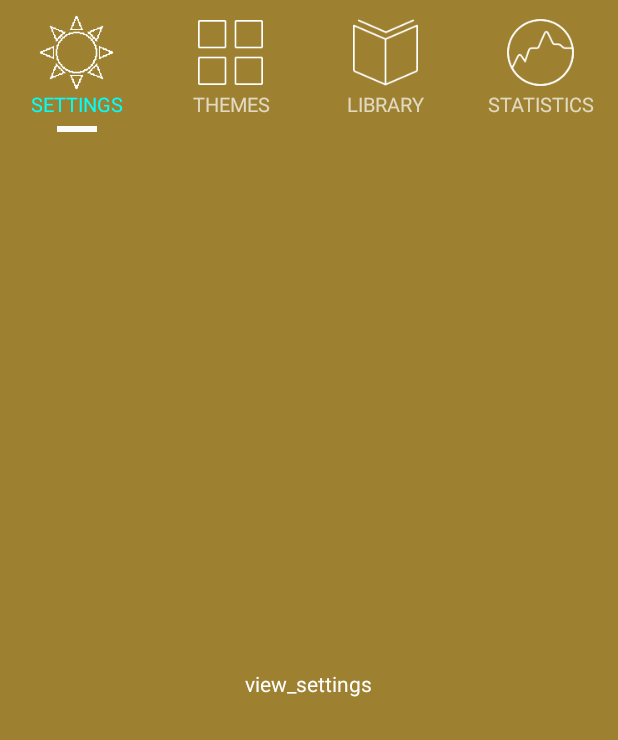
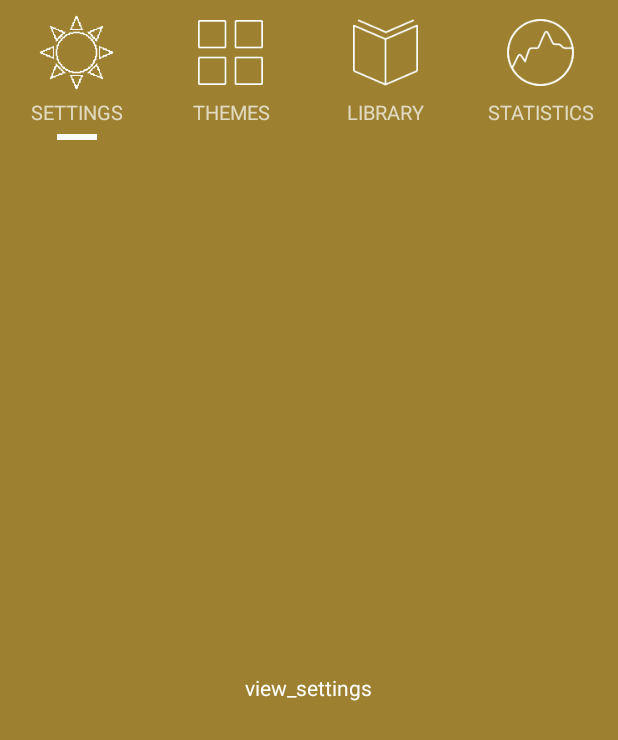
Before and after one commit to bbDseven/ReciteWords, an Android app: the screen it shows after launch (MainActivity), on a phone screen of 412 x 824 dp. Shown: the top 740 px of the screen. Run offline under Robolectric (Android 15) with nearby library versions, the phone set to English and light mode, and no system bars; our stand-ins replace CircleImageView; libraries missing offline, so code that uses them is left out: com.sothree.slidinguppanel; plain views replace SlidingUpPanelLayout; 3 statements that could not run were skipped.

Commit message:
首页UI整合修改部分BUG

```diff
--- a/app/src/main/java/recitewords/apj/com/recitewords/activity/MainActivity.java
+++ b/app/src/main/java/recitewords/apj/com/recitewords/activity/MainActivity.java
@@ -93,18 +93,23 @@ public class MainActivity extends BaseActivity implements PanelSlideListener, Vi
     //状态改变
     @Override
     public void onPanelStateChanged(View panel, SlidingUpPanelLayout.PanelState previousState, SlidingUpPanelLayout.PanelState newState) {
-
+            Log.e("haha","mainActivity状态"+newState);
+        //状态由EXPANDED变成COLLAPSED，设置字体颜色为白色
+        if (newState== SlidingUpPanelLayout.PanelState.COLLAPSED){
+            FragmentManager fragmentManager = getFragmentManager();
+            SlidingFragment fragment = (SlidingFragment) fragmentManager.
+                    findFragmentByTag(FRAGMENT_SLIDING);
+            fragment.setTextWhite();
+        }
     }
 
     //setOnTouchListener监听触摸事件的回调方法
     @Override
     public boolean onTouch(View v, MotionEvent event) {
-
         int action = event.getAction();
         switch (action) {
             case MotionEvent.ACTION_DOWN:
                 mDownY = event.getY();
-                Log.e(TAG, "点击了主页面");
                 break;
             case MotionEvent.ACTION_MOVE:
                 mMoveY = event.getY();
@@ -136,8 +141,10 @@ public class MainActivity extends BaseActivity implements PanelSlideListener, Vi
 
                 break;
             case MotionEvent.ACTION_UP:
-                if (height < NavigateHeight / 2 - 10 && height > 0) {
+               // Log.e(TAG,"height: "+height);
+                if (height < (NavigateHeight / 2 - 10) && height > 0) {
                     holder.mLayout.scrollTo(0, 0);
+                    //mScroller.startScroll(0,0,0,160,1000);
                     height = 0;
                     show_state = false;   //改变显示状态
                 } else if (height < NavigateHeight && height > 0) {
@@ -185,5 +192,12 @@ public class MainActivity extends BaseActivity implements PanelSlideListener, Vi
         height=NavigateHeight;
     }
 
+    /**
+     * 设置导航菜单栏高度
+     */
+    public void setNavigateHeight(int height){
+        NavigateHeight=height;
+    }
+
 
 }
--- a/app/src/main/java/recitewords/apj/com/recitewords/fragment/SlidingFragment.java
+++ b/app/src/main/java/recitewords/apj/com/recitewords/fragment/SlidingFragment.java
@@ -9,9 +9,11 @@ import android.util.DisplayMetrics;
 import android.util.Log;
 import android.view.LayoutInflater;
 import android.view.View;
+import android.view.ViewTreeObserver;
 import android.view.animation.Animation;
 import android.view.animation.TranslateAnimation;
 import android.widget.ImageView;
+import android.widget.LinearLayout;
 import android.widget.TextView;
 
 import com.sothree.slidinguppanel.SlidingUpPanelLayout;
@@ -30,12 +32,16 @@ import recitewords.apj.com.recitewords.adapter.MyViewPagerAdapter;
  */
 public class SlidingFragment extends BaseFragment {
 
-    private class ViewHolder {
+    private class holder {
         private ViewPager menu_viewPager;//用于显示4个子菜单界面的ViewPager
         private View view_settings, view_themes, view_library, view_statistics; //4个ViewPager里面的View
         private ImageView img_set, img_the, img_lib, img_sta, cursor; //4张图片，和一张显示游标的图片
         private TextView text_set, text_the, text_lib, text_sta;// 4个TextView菜单的名称
+        private LinearLayout ll_setting, ll_theme, ll_library, ll_statistics;  //菜单导航栏
+        private LinearLayout ll_top;  //导航栏父控件
     }
+
+    private static final String TAG = "SlidingFragment";
 
     public Context mContext;
     private int offset = 0;// 动画图片偏移量
@@ -44,11 +50,11 @@ public class SlidingFragment extends BaseFragment {
 
     private MainActivity mainActivity;
     private List<View> viewList;//用于存放4个View的集合
-    private ViewHolder viewHolder;
-    private OnMyClickListerner mOnMyClickListerner;
+    private holder holder;
     private SlidingUpPanelLayout.PanelState panelState;  //滑动页面状态
     private int clickSlidinMenugSum = 1;  //一个菜单的点击次数
     private int oldClickIndex = -1;  //上一次点击的菜单位置
+    private int NavigateHeight = 0;  //导航栏高度
 
 
     public SlidingFragment(Context context) {
@@ -57,20 +63,44 @@ public class SlidingFragment extends BaseFragment {
 
     @Override
     public View initView() {
-        View view = LayoutInflater.from(mContext).inflate(R.layout.fragment_sliding, null);
-        viewHolder = new ViewHolder();
+        final View view = LayoutInflater.from(mContext).inflate(R.layout.fragment_sliding, null);
+        holder = new holder();
         mainActivity = (MainActivity) mActivity;
 
-        viewHolder.menu_viewPager = findViewByIds(view, R.id.menu_viewpager);
-        viewHolder.img_set = findViewByIds(view, R.id.img_set);
-        viewHolder.img_the = findViewByIds(view, R.id.img_the);
-        viewHolder.img_lib = findViewByIds(view, R.id.img_lib);
-        viewHolder.img_sta = findViewByIds(view, R.id.img_sta);
-        viewHolder.text_set = findViewByIds(view, R.id.text_set);
-        viewHolder.text_the = findViewByIds(view, R.id.text_the);
-        viewHolder.text_lib = findViewByIds(view, R.id.text_lib);
-        viewHolder.text_sta = findViewByIds(view, R.id.text_sta);
-        viewHolder.cursor = findViewByIds(view, R.id.cursor);
+        holder.menu_viewPager = findViewByIds(view, R.id.menu_viewpager);
+        holder.img_set = findViewByIds(view, R.id.img_set);
+        holder.img_the = findViewByIds(view, R.id.img_the);
+        holder.img_lib = findViewByIds(view, R.id.img_lib);
+        holder.img_sta = findViewByIds(view, R.id.img_sta);
+        holder.text_set = findViewByIds(view, R.id.text_set);
+        holder.text_the = findViewByIds(view, R.id.text_the);
+        holder.text_lib = findViewByIds(view, R.id.text_lib);
+        holder.text_sta = findViewByIds(view, R.id.text_sta);
+        holder.cursor = findViewByIds(view, R.id.cursor);
+        holder.ll_setting = findViewByIds(view, R.id.ll_setting);
+        holder.ll_theme = findViewByIds(view, R.id.ll_theme);
+        holder.ll_library = findViewByIds(view, R.id.ll_library);
+        holder.ll_statistics = findViewByIds(view, R.id.ll_statistics);
+
+
+        view.getViewTreeObserver().addOnGlobalLayoutListener(new ViewTreeObserver.OnGlobalLayoutListener() {
+
+            @Override
+            public void onGlobalLayout() {
+                view.postDelayed(new Runnable() {
+
+                    @Override
+                    public void run() {
+                        holder.ll_top = findViewByIds(view, R.id.ll_top);
+                        NavigateHeight = holder.ll_top.getHeight();
+//                        Log.e(TAG, "大小：" + NavigateHeight);
+                        mainActivity.setNavigateHeight(NavigateHeight);
+                    }
+                }, 300);
+                view.getViewTreeObserver()
+                        .removeOnGlobalLayoutListener(this);  //移除监听
+            }
+        });
 
         InitImageView();
         InitViewPager();
@@ -89,7 +119,7 @@ public class SlidingFragment extends BaseFragment {
         offset = (screenW / 4 - bmpW) / 2;// 计算偏移量
         Matrix matrix = new Matrix();
         matrix.postTranslate(offset, 0);
-        viewHolder.cursor.setImageMatrix(matrix);// 设置动画初始位置
+        holder.cursor.setImageMatrix(matrix);// 设置动画初始位置
     }
 
     /**
@@ -98,33 +128,38 @@ public class SlidingFragment extends BaseFragment {
     private void InitViewPager() {
         viewList = new ArrayList<View>();
         LayoutInflater inflater = mActivity.getLayoutInflater();
-        viewHolder.view_settings = inflater.inflate(R.layout.viewpager_settings, null);
-        viewHolder.view_themes = inflater.inflate(R.layout.viewpager_themes, null);
-        viewHolder.view_library = inflater.inflate(R.layout.viewpager_library, null);
-        viewHolder.view_statistics = inflater.inflate(R.layout.viewpager_statistics, null);
+        holder.view_settings = inflater.inflate(R.layout.viewpager_settings, null);
+        holder.view_themes = inflater.inflate(R.layout.viewpager_themes, null);
+        holder.view_library = inflater.inflate(R.layout.viewpager_library, null);
+        holder.view_statistics = inflater.inflate(R.layout.viewpager_statistics, null);
         //把4个View都放在集合里
-        viewList.add(viewHolder.view_settings);
-        viewList.add(viewHolder.view_themes);
-        viewList.add(viewHolder.view_library);
-        viewList.add(viewHolder.view_statistics);
+        viewList.add(holder.view_settings);
+        viewList.add(holder.view_themes);
+        viewList.add(holder.view_library);
+        viewList.add(holder.view_statistics);
         MyViewPagerAdapter myViewPager = new MyViewPagerAdapter(mActivity, viewList);
-        viewHolder.menu_viewPager.setAdapter(myViewPager);
-        viewHolder.menu_viewPager.setCurrentItem(0);
-        viewHolder.text_set.setTextColor(Color.CYAN);
-        viewHolder.menu_viewPager.addOnPageChangeListener(new MyOnPageChangeListener());
+        holder.menu_viewPager.setAdapter(myViewPager);
+        holder.menu_viewPager.setCurrentItem(0);
+        //holder.text_set.setTextColor(Color.CYAN);
+        holder.menu_viewPager.addOnPageChangeListener(new MyOnPageChangeListener());
     }
 
     @Override
     public void initEvent() {
-        viewHolder.img_set.setOnClickListener(new MyOnClickListener(0));
-        viewHolder.img_the.setOnClickListener(new MyOnClickListener(1));
-        viewHolder.img_lib.setOnClickListener(new MyOnClickListener(2));
-        viewHolder.img_sta.setOnClickListener(new MyOnClickListener(3));
+//        holder.img_set.setOnClickListener(new MyOnClickListener(0));
+//        holder.img_the.setOnClickListener(new MyOnClickListener(1));
+//        holder.img_lib.setOnClickListener(new MyOnClickListener(2));
+//        holder.img_sta.setOnClickListener(new MyOnClickListener(3));
+//
+//        holder.text_set.setOnClickListener(new MyOnClickListener(0));
+//        holder.text_the.setOnClickListener(new MyOnClickListener(1));
+//        holder.text_lib.setOnClickListener(new MyOnClickListener(2));
+//        holder.text_sta.setOnClickListener(new MyOnClickListener(3));
 
-        viewHolder.text_set.setOnClickListener(new MyOnClickListener(0));
-        viewHolder.text_the.setOnClickListener(new MyOnClickListener(1));
-        viewHolder.text_lib.setOnClickListener(new MyOnClickListener(2));
-        viewHolder.text_sta.setOnClickListener(new MyOnClickListener(3));
+        holder.ll_setting.setOnClickListener(new MyOnClickListener(0));
+        holder.ll_theme.setOnClickListener(new MyOnClickListener(1));
+        holder.ll_library.setOnClickListener(new MyOnClickListener(2));
+        holder.ll_statistics.setOnClickListener(new MyOnClickListener(3));
     }
 
     /**
@@ -139,26 +174,36 @@ public class SlidingFragment extends BaseFragment {
 
         @Override
         public void onClick(View v) {
-            //监听点击导航菜单
-            // mOnMyClickListerner.onclick(index);
-
             panelState = mainActivity.holder.mLayout.getPanelState();
-            Log.e("ha", "点击了第：" + index + "   状态为：" + panelState);
-            int currentItem = viewHolder.menu_viewPager.getVisibility();
-            Log.e("ha", "currentItem：" + currentItem);
-            if (panelState == SlidingUpPanelLayout.PanelState.COLLAPSED) {
+            if (panelState == SlidingUpPanelLayout.PanelState.COLLAPSED ||
+                    panelState == SlidingUpPanelLayout.PanelState.ANCHORED) {
                 mainActivity.holder.mLayout.setPanelState(SlidingUpPanelLayout.PanelState.EXPANDED);
+                //当用户点击返回首页后，再次点击导航栏，进入滑动菜单页面，
+                // 返回时和再次进去同一个页面就需要设置字体颜色
+                switch (v.getId()) {
+                    case R.id.ll_setting:
+                        holder.text_set.setTextColor(Color.CYAN);
+                        break;
+                    case R.id.ll_theme:
+                        holder.text_the.setTextColor(Color.CYAN);
+                        break;
+                    case R.id.ll_library:
+                        holder.text_lib.setTextColor(Color.CYAN);
+                        break;
+                    case R.id.ll_statistics:
+                        holder.text_sta.setTextColor(Color.CYAN);
+                        break;
+                }
             } else if (panelState == SlidingUpPanelLayout.PanelState.EXPANDED) {
                 if (oldClickIndex == index) {
-//                    clickSlidinMenugSum++;
-//                    if(clickSlidinMenugSum==2){
                     mainActivity.holder.mLayout.setPanelState(SlidingUpPanelLayout.PanelState.COLLAPSED);
                     oldClickIndex = -1;
-//                    }
+                    clickSlidinMenugSum = 1;
                 }
             }
-            viewHolder.menu_viewPager.setCurrentItem(index);
+            holder.menu_viewPager.setCurrentItem(index);
             oldClickIndex = index;
+            clickSlidinMenugSum++;
         }
 
 
@@ -189,32 +234,43 @@ public class SlidingFragment extends BaseFragment {
      * 文字颜色改变的方法
      */
     public void TextColorChange(int position) {
+        Log.e(TAG, "position:  " + position);
         switch (position) {
             case 0:
-                viewHolder.text_set.setTextColor(Color.CYAN);
-                viewHolder.text_the.setTextColor(Color.WHITE);
-                viewHolder.text_lib.setTextColor(Color.WHITE);
-                viewHolder.text_sta.setTextColor(Color.WHITE);
+                holder.text_set.setTextColor(Color.CYAN);
+                holder.text_the.setTextColor(Color.WHITE);
+                holder.text_lib.setTextColor(Color.WHITE);
+                holder.text_sta.setTextColor(Color.WHITE);
                 break;
             case 1:
-                viewHolder.text_set.setTextColor(Color.WHITE);
-                viewHolder.text_the.setTextColor(Color.CYAN);
-                viewHolder.text_lib.setTextColor(Color.WHITE);
-                viewHolder.text_sta.setTextColor(Color.WHITE);
+                holder.text_set.setTextColor(Color.WHITE);
+                holder.text_the.setTextColor(Color.CYAN);
+                holder.text_lib.setTextColor(Color.WHITE);
+                holder.text_sta.setTextColor(Color.WHITE);
                 break;
             case 2:
-                viewHolder.text_set.setTextColor(Color.WHITE);
-                viewHolder.text_the.setTextColor(Color.WHITE);
-                viewHolder.text_lib.setTextColor(Color.CYAN);
-                viewHolder.text_sta.setTextColor(Color.WHITE);
+                holder.text_set.setTextColor(Color.WHITE);
+                holder.text_the.setTextColor(Color.WHITE);
+                holder.text_lib.setTextColor(Color.CYAN);
+                holder.text_sta.setTextColor(Color.WHITE);
                 break;
             case 3:
-                viewHolder.text_set.setTextColor(Color.WHITE);
-                viewHolder.text_the.setTextColor(Color.WHITE);
-                viewHolder.text_lib.setTextColor(Color.WHITE);
-                viewHolder.text_sta.setTextColor(Color.CYAN);
+                holder.text_set.setTextColor(Color.WHITE);
+                holder.text_the.setTextColor(Color.WHITE);
+                holder.text_lib.setTextColor(Color.WHITE);
+                holder.text_sta.setTextColor(Color.CYAN);
                 break;
         }
+    }
+
+    /**
+     * 设置文字全部为白色
+     */
+    public void setTextWhite() {
+        holder.text_set.setTextColor(Color.WHITE);
+        holder.text_the.setTextColor(Color.WHITE);
+        holder.text_lib.setTextColor(Color.WHITE);
+        holder.text_sta.setTextColor(Color.WHITE);
     }
 
     /**
@@ -265,23 +321,21 @@ public class SlidingFragment extends BaseFragment {
                 break;
         }
         currIndex = position;
+        oldClickIndex = position;  //更新当前显示的index
         animation.setFillAfter(true);// True:图片停在动画结束位置
         animation.setDuration(300);
-        viewHolder.cursor.startAnimation(animation);
+        holder.cursor.startAnimation(animation);
     }
 
     /**
-     * 点击导航菜单回调方法发
+     * 获取菜单导航栏高度
      *
-     * @param onMyClickListerner 监听者
-     * @return 点击位置
+     * @return
      */
-    public void setOnMyClickListerner(OnMyClickListerner onMyClickListerner) {
-        this.mOnMyClickListerner = onMyClickListerner;
+    public int getNavigateHeight() {
+        return NavigateHeight;
     }
 
-    public interface OnMyClickListerner {
-        void onclick(int index);
-    }
+
 
 }
--- a/app/src/main/res/layout/fragment_sliding.xml
+++ b/app/src/main/res/layout/fragment_sliding.xml
@@ -6,12 +6,15 @@
     android:background="@mipmap/background_color">
 
     <LinearLayout
+        android:id="@+id/ll_top"
         android:layout_width="match_parent"
         android:layout_height="wrap_content"
-        android:layout_marginTop="10dp"
+        android:paddingTop="10dp"
+        android:paddingBottom="5dp"
         android:orientation="horizontal">
         <!-- Settings -->
         <LinearLayout
+            android:id="@+id/ll_setting"
             android:layout_width="0dp"
             android:layout_height="wrap_content"
             android:layout_weight="1"
@@ -22,6 +25,7 @@
                 android:id="@+id/img_set"
                 android:layout_width="50dp"
                 android:layout_height="50dp"
+                android:layout_marginBottom="5dp"
                 android:src="@mipmap/settings_icon"/>
 
             <TextView
@@ -35,6 +39,7 @@
 
         <!-- Themes -->
         <LinearLayout
+            android:id="@+id/ll_theme"
             android:layout_width="0dp"
             android:layout_height="wrap_content"
             android:layout_weight="1"
@@ -45,6 +50,7 @@
                 android:id="@+id/img_the"
                 android:layout_width="50dp"
                 android:layout_height="50dp"
+                android:layout_marginBottom="5dp"
                 android:src="@mipmap/themes_icon"/>
 
             <TextView
@@ -58,6 +64,7 @@
 
         <!-- Library -->
         <LinearLayout
+            android:id="@+id/ll_library"
             android:layout_width="0dp"
             android:layout_height="wrap_content"
             android:layout_weight="1"
@@ -68,6 +75,7 @@
                 android:id="@+id/img_lib"
                 android:layout_width="50dp"
                 android:layout_height="50dp"
+                android:layout_marginBottom="5dp"
                 android:src="@mipmap/library_icon"/>
 
             <TextView
@@ -81,6 +89,7 @@
 
         <!-- statistics -->
         <LinearLayout
+            android:id="@+id/ll_statistics"
             android:layout_width="0dp"
             android:layout_height="wrap_content"
             android:layout_weight="1"
@@ -91,6 +100,7 @@
                 android:id="@+id/img_sta"
                 android:layout_width="50dp"
                 android:layout_height="50dp"
+                android:layout_marginBottom="5dp"
                 android:src="@mipmap/statistics_icon"/>
 
             <TextView
@@ -108,7 +118,6 @@
     <LinearLayout
         android:layout_width="match_parent"
         android:layout_height="wrap_content"
-        android:layout_marginTop="5dp"
         android:orientation="horizontal">
 
         <ImageView
```
